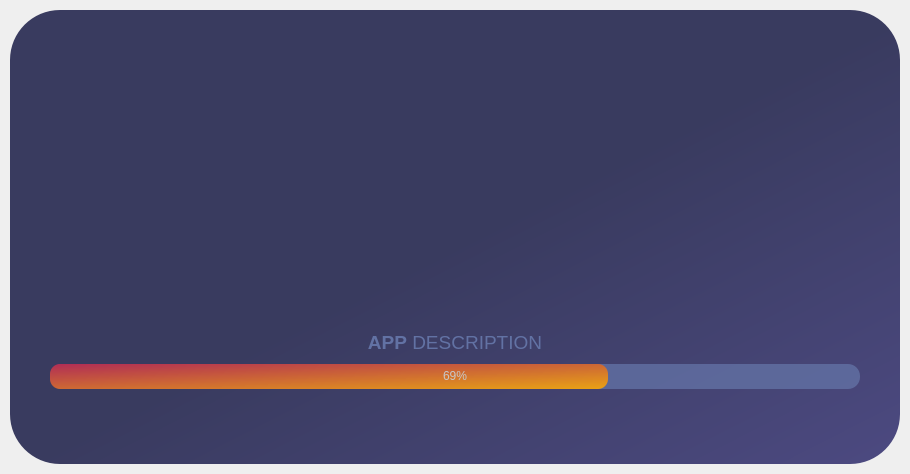
Before: the Qt Designer form UI_Functions/splash_screen.ui in Mechanics-of-Orbit/MOPy, drawn with Qt 5.
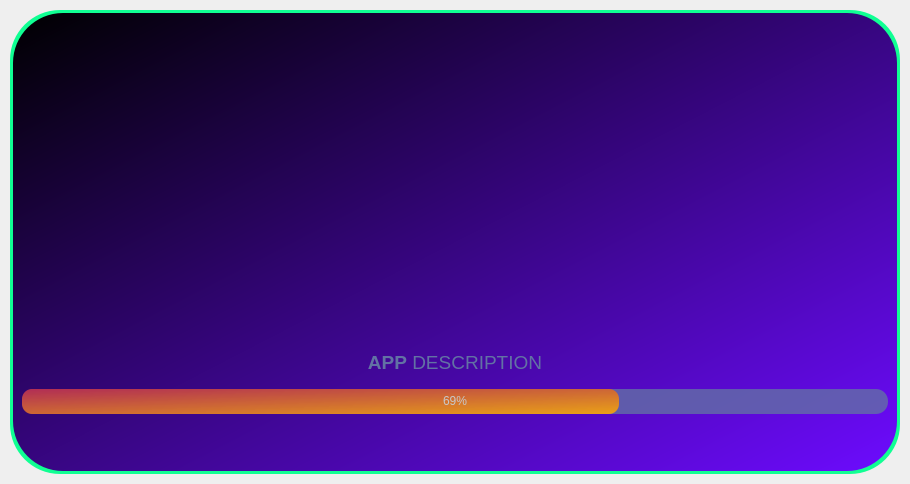
After: the same form once the commit is applied. Icons and pictures are not drawn.

Patch:
```diff
--- a/UI_Functions/splash_screen.ui
+++ b/UI_Functions/splash_screen.ui
@@ -7,7 +7,7 @@
     <x>0</x>
     <y>0</y>
     <width>910</width>
-    <height>474</height>
+    <height>484</height>
    </rect>
   </property>
   <property name="windowTitle">
@@ -34,7 +34,9 @@
      <widget class="QFrame" name="dropShadowFrame">
       <property name="styleSheet">
        <string notr="true">QFrame {	
-	background-color: qlineargradient(spread:pad, x1:1, y1:1, x2:0, y2:0, stop:0 rgba(50, 47, 111, 220), stop:0.488636 rgba(28, 30, 72, 220));
+	 
+	
+	background-color: rgb(16, 255, 147);
 
 
 	color: rgb(220, 220, 220);
@@ -52,23 +54,48 @@
         <number>0</number>
        </property>
        <property name="leftMargin">
-        <number>40</number>
+        <number>3</number>
        </property>
        <property name="topMargin">
-        <number>0</number>
+        <number>3</number>
        </property>
        <property name="rightMargin">
-        <number>40</number>
+        <number>3</number>
        </property>
        <property name="bottomMargin">
-        <number>0</number>
+        <number>3</number>
        </property>
+       <item>
+        <widget class="QFrame" name="frame">
+         <property name="styleSheet">
+          <string notr="true">QFrame {	
+	 
+	background-color: qlineargradient(spread:pad, x1:0, y1:0, x2:1, y2:1, stop:0 rgba(0, 0, 0, 255), stop:1 rgba(109, 11, 255, 255));
+
+
+	color: rgb(220, 220, 220);
+	border-radius: 50px;
+}</string>
+         </property>
+         <property name="frameShape">
+          <enum>QFrame::StyledPanel</enum>
+         </property>
+         <property name="frameShadow">
+          <enum>QFrame::Raised</enum>
+         </property>
+         <layout class="QVBoxLayout" name="verticalLayout_3">
        <item>
         <widget class="QFrame" name="logo_frame">
+            <property name="minimumSize">
+             <size>
+              <width>286</width>
+              <height>254</height>
+             </size>
+            </property>
          <property name="maximumSize">
           <size>
            <width>16777215</width>
-           <height>250</height>
+              <height>338</height>
           </size>
          </property>
          <property name="styleSheet">
@@ -139,13 +166,13 @@
          <property name="minimumSize">
           <size>
            <width>500</width>
-           <height>60</height>
+              <height>55</height>
           </size>
          </property>
          <property name="maximumSize">
           <size>
            <width>16777215</width>
-           <height>60</height>
+              <height>40</height>
           </size>
          </property>
          <property name="styleSheet">
@@ -157,7 +184,23 @@
          <property name="frameShadow">
           <enum>QFrame::Raised</enum>
          </property>
-         <layout class="QHBoxLayout" name="horizontalLayout_2"/>
+            <layout class="QHBoxLayout" name="horizontalLayout_2">
+             <property name="spacing">
+              <number>0</number>
+             </property>
+             <property name="leftMargin">
+              <number>0</number>
+             </property>
+             <property name="topMargin">
+              <number>0</number>
+             </property>
+             <property name="rightMargin">
+              <number>0</number>
+             </property>
+             <property name="bottomMargin">
+              <number>0</number>
+             </property>
+            </layout>
         </widget>
        </item>
        <item>
@@ -236,8 +279,8 @@
         <widget class="QLabel" name="loading_lbl">
          <property name="minimumSize">
           <size>
-           <width>500</width>
-           <height>70</height>
+              <width>30</width>
+              <height>40</height>
           </size>
          </property>
          <property name="maximumSize">
@@ -263,6 +306,9 @@
          <property name="wordWrap">
           <bool>true</bool>
          </property>
+           </widget>
+          </item>
+         </layout>
         </widget>
        </item>
       </layout>
```
Lines whose indentation alone changed are shown as unchanged.
